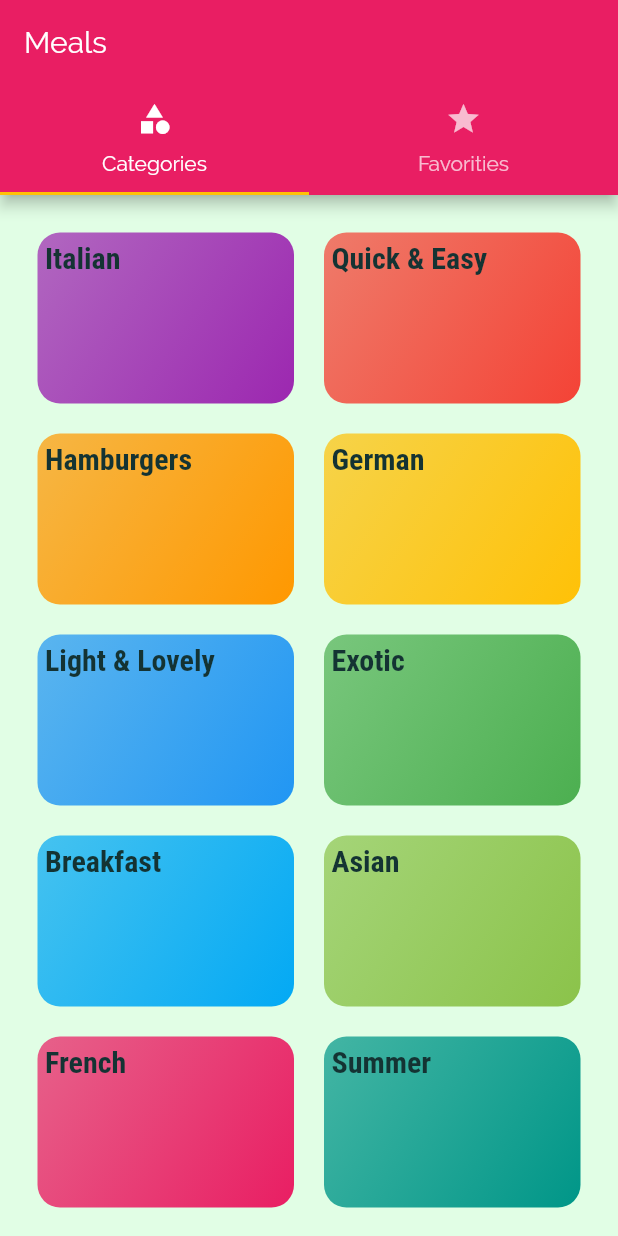
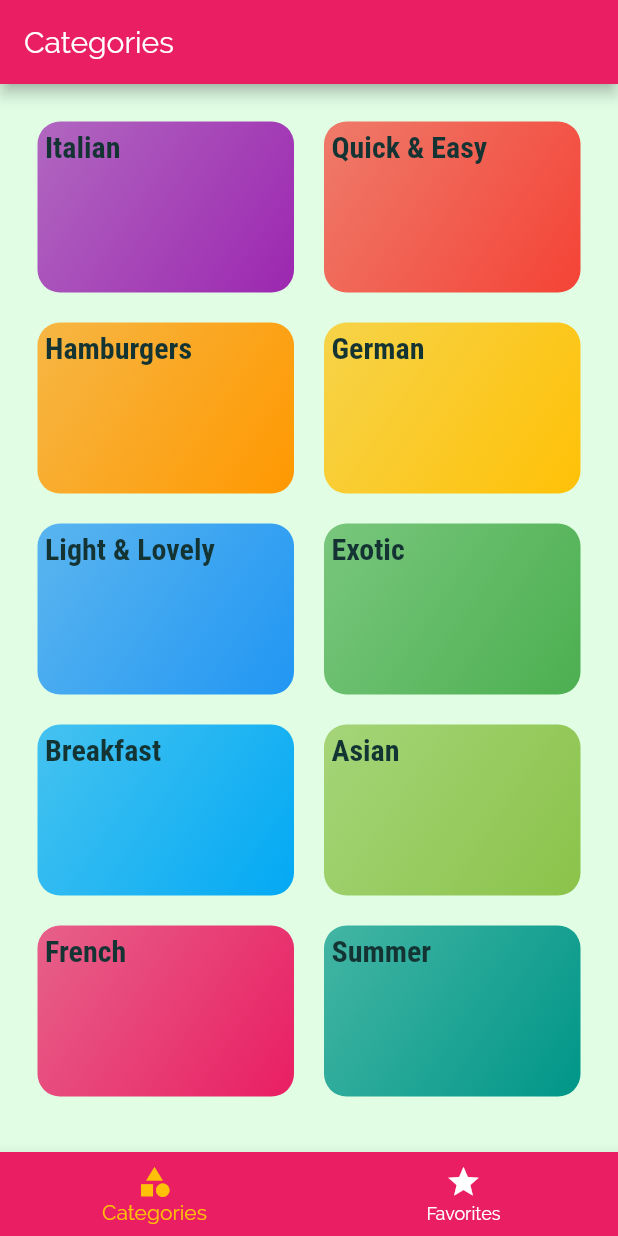
Before and after one commit to ZoraizEjaz/FlutterMealApp, a Flutter app: the screen it shows after launch, on a phone screen of 412 x 824 dp. Run offline on Flutter 3.47's test engine with Material 2 defaults, Android fonts, the phone set to English and light mode, and no system bars.

Commit message:
Remove top navigation bar and add bottom navigation bar with selected page title on the AppBar

```diff
--- a/lib/screens/tab_screen.dart
+++ b/lib/screens/tab_screen.dart
@@ -8,34 +8,51 @@ class TabsScreen extends StatefulWidget {
 }
 
 class _TabsScreenState extends State<TabsScreen> {
+  final List<Map<String, Object>> _pages = [
+    {
+      'page': CategoriesScreen(),
+      'title': 'Categories',
+    },
+    {
+      'page': FavouritesScreen(),
+      'title': 'Favorites',
+    },
+  ];
+
+  int _selectedPageIndex = 0;
+
+  void _selectPage(int index) {
+    setState(() {
+      _selectedPageIndex = index;
+    });
+  }
+
   @override
   Widget build(BuildContext context) {
-    return DefaultTabController(
-      initialIndex: 0,
-      length: 2,
-      child: Scaffold(
-        appBar: AppBar(
-          title: Text('Meals'),
-          bottom: TabBar(tabs: <Widget>[
-            Tab(
-              icon: Icon(
-                Icons.category,
-              ),
-              text: 'Categories',
+    return Scaffold(
+      appBar: AppBar(
+        title: Text(_pages[_selectedPageIndex]['title']),
+      ),
+      body: _pages[_selectedPageIndex]['page'],
+      bottomNavigationBar: BottomNavigationBar(
+          onTap: _selectPage,
+          backgroundColor: Theme.of(context).primaryColor,
+          unselectedItemColor: Colors.white,
+          selectedItemColor: Theme.of(context).accentColor,
+          currentIndex: _selectedPageIndex,
+          //type: BottomNavigationBarType.shifting,
+          items: [
+            BottomNavigationBarItem(
+              backgroundColor: Theme.of(context).primaryColor,
+              icon: Icon(Icons.category),
+              title: Text('Categories'),
             ),
-            Tab(
-              icon: Icon(
-                Icons.star,
-              ),
-              text: 'Favorities',
+            BottomNavigationBarItem(
+              backgroundColor: Theme.of(context).primaryColor,
+              icon: Icon(Icons.star),
+              title: Text('Favorites'),
             ),
           ]),
-        ),
-        body: TabBarView(children: <Widget>[
-          CategoriesScreen(),
-          FavouritesScreen(),
-        ]),
-      ),
     );
   }
 }
```
